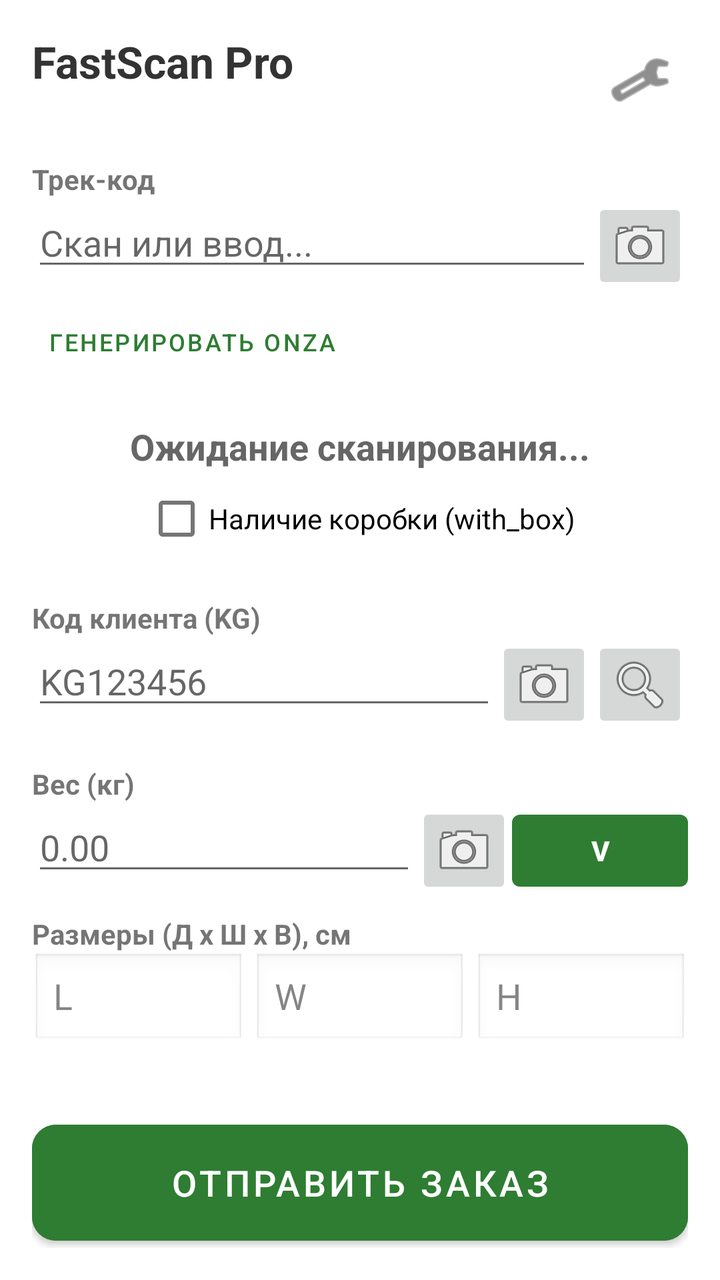
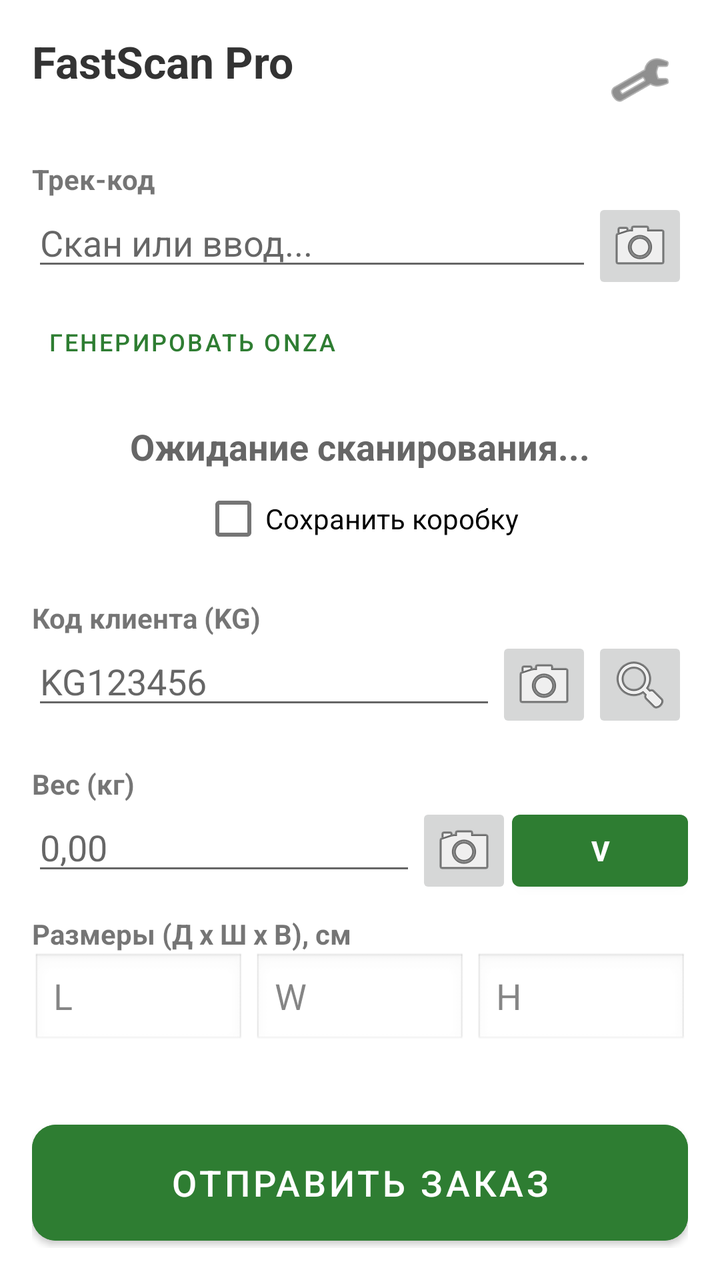

Before-and-after screenshots of an Android layout around one commit, followed by the original layout XML and the change that was made.
<!-- AndroidManifest.xml: application theme AppTheme -->
<!-- res/layout/fragment_scan.xml -->
<?xml version="1.0" encoding="utf-8"?>
<LinearLayout xmlns:android="http://schemas.android.com/apk/res/android"
    xmlns:app="http://schemas.android.com/apk/res-auto"
    android:layout_width="match_parent"
    android:layout_height="match_parent"
    android:orientation="vertical"
    android:padding="16dp">

        <RelativeLayout
            android:layout_width="match_parent"
            android:layout_height="wrap_content"
            android:layout_marginBottom="16dp">

            <TextView
                android:layout_width="wrap_content"
                android:layout_height="wrap_content"
                android:text="FastScan Pro"
                android:textSize="22sp"
                android:textStyle="bold"
                android:textColor="#333333"/>

            <ImageButton
                android:id="@+id/btnSettings"
                android:layout_width="48dp"
                android:layout_height="48dp"
                android:layout_alignParentEnd="true"
                android:layout_centerVertical="true"
                android:background="?attr/selectableItemBackgroundBorderless"
                android:src="@android:drawable/ic_menu_preferences"
                app:tint="#444444" />
        </RelativeLayout>

        <TextView android:layout_width="wrap_content" android:layout_height="wrap_content" android:text="Трек-код" android:textStyle="bold" />
        <LinearLayout android:layout_width="match_parent" android:layout_height="wrap_content" android:orientation="horizontal">
            <EditText android:id="@+id/etTracking"
                android:imeOptions="actionDone"
                android:singleLine="true"
                android:layout_width="0dp"
                android:layout_weight="1"
                android:layout_height="wrap_content"
                android:hint="Скан или ввод..." />
            <ImageButton android:id="@+id/btnScanTrack" android:layout_width="48dp" android:layout_height="48dp" android:src="@android:drawable/ic_menu_camera" />
            <ImageButton android:id="@+id/btnPrint" android:layout_width="48dp" android:layout_height="48dp" android:src="@android:drawable/ic_menu_save" android:visibility="gone" />
        </LinearLayout>

        <Button android:id="@+id/btnGenerateOnza" android:layout_width="wrap_content" android:layout_height="wrap_content" android:text="ГЕНЕРИРОВАТЬ ONZA" android:textSize="12sp" style="@style/Widget.MaterialComponents.Button.TextButton"/>

        <Space android:layout_width="match_parent" android:layout_height="16dp" />

        <TextView android:id="@+id/tvClientName" android:layout_width="match_parent" android:layout_height="wrap_content"
            android:text="Ожидание сканирования..." android:textColor="#666666" android:textSize="18sp" android:textStyle="bold" android:gravity="center" />

        <CheckBox android:id="@+id/cbWithBox" android:layout_width="wrap_content" android:layout_height="wrap_content" android:text="Наличие коробки (with_box)" android:layout_gravity="center_horizontal"/>

        <Space android:layout_width="match_parent" android:layout_height="16dp" />

        <TextView android:layout_width="wrap_content" android:layout_height="wrap_content" android:text="Код клиента (KG)" android:textStyle="bold" />
        <LinearLayout android:layout_width="match_parent" android:layout_height="wrap_content" android:orientation="horizontal">
            <EditText android:id="@+id/etClientCode"
                android:inputType="textCapCharacters"
                android:imeOptions="actionDone"
                android:singleLine="true"
                android:layout_width="0dp"
                android:layout_weight="1"
                android:layout_height="wrap_content"
                android:hint="KG123456" />
            <ImageButton android:id="@+id/btnScanKg" android:layout_width="48dp" android:layout_height="48dp" android:src="@android:drawable/ic_menu_camera" />
            
            <ImageButton
                android:id="@+id/btnSearchClient"
                android:layout_width="48dp"
                android:layout_height="48dp"
                android:src="@android:drawable/ic_menu_search"
                android:contentDescription="Поиск по имени" />
        </LinearLayout>

        <Space android:layout_width="match_parent" android:layout_height="16dp" />

        <TextView android:layout_width="wrap_content" android:layout_height="wrap_content" android:text="Вес (кг)" android:textStyle="bold" />
        <LinearLayout android:layout_width="match_parent" android:layout_height="wrap_content" android:orientation="horizontal">
            <EditText android:id="@+id/etWeight" android:layout_width="0dp" android:layout_weight="1" android:layout_height="wrap_content" android:hint="0.00" android:inputType="numberDecimal" />
            <ImageButton android:id="@+id/btnScanWeight" android:layout_width="48dp" android:layout_height="48dp" android:src="@android:drawable/ic_menu_camera" />
            <Button android:id="@+id/btnVolumeCalc" android:layout_width="wrap_content" android:layout_height="wrap_content" android:text="V" android:textStyle="bold" />
        </LinearLayout>
    <TextView
        android:layout_width="wrap_content"
        android:layout_height="wrap_content"
        android:text="Размеры (Д х Ш х В), см"
        android:textStyle="bold"
        android:layout_marginTop="8dp"/>

    <LinearLayout
        android:layout_width="match_parent"
        android:layout_height="wrap_content"
        android:orientation="horizontal">
        <EditText
            android:id="@+id/etLength"
            android:layout_width="0dp"
            android:layout_weight="1"
            android:layout_height="wrap_content"
            android:hint="L"
            android:focusable="false"
            android:longClickable="false"
            android:cursorVisible="false"
            android:background="@android:drawable/edit_text"
            android:alpha="0.8" />
        <EditText
            android:id="@+id/etWidth"
            android:layout_width="0dp"
            android:layout_weight="1"
            android:layout_height="wrap_content"
            android:hint="W"
            android:layout_marginHorizontal="4dp"
            android:focusable="false"
            android:longClickable="false"
            android:cursorVisible="false"
            android:background="@android:drawable/edit_text"
            android:alpha="0.8" />

        <EditText
            android:id="@+id/etHeight"
            android:layout_width="0dp"
            android:layout_weight="1"
            android:layout_height="wrap_content"
            android:hint="H"
            android:focusable="false"
            android:longClickable="false"
            android:cursorVisible="false"
            android:background="@android:drawable/edit_text"
            android:alpha="0.8" />

    </LinearLayout>
        <Space android:layout_width="match_parent" android:layout_height="32dp" />

        <com.google.android.material.button.MaterialButton
            android:id="@+id/btnSubmit"
            android:layout_width="match_parent"
            android:layout_height="70dp"
            android:text="ОТПРАВИТЬ ЗАКАЗ"
            android:textSize="18sp"
            app:cornerRadius="12dp"
            android:backgroundTint="#2E7D32" />

        <com.google.android.material.button.MaterialButton
            android:id="@+id/btnGlobalSearch"
            style="@style/Widget.MaterialComponents.Button.OutlinedButton"
            android:layout_width="match_parent"
            android:layout_height="wrap_content"
            android:layout_marginTop="16dp"
            android:layout_marginBottom="16dp"
            android:text="Найти информацию о заказе"
            app:icon="@android:drawable/ic_menu_search" />

        <Button android:id="@+id/btnLogout"
            android:layout_width="match_parent"
            android:layout_height="wrap_content"
            android:text="LOGOUT"
            android:layout_marginTop="16dp"
            android:visibility="gone" />
    </LinearLayout>
<!-- resources referenced by this layout -->
<resources>
  <style name="AppTheme" parent="Theme.MaterialComponents.Light.NoActionBar">
          
          <item name="colorPrimary">#2E7D32</item>  
          <item name="colorPrimaryVariant">#1B5E20</item>
          <item name="colorOnPrimary">#FFFFFF</item>
          <item name="colorSecondary">#2E7D32</item>
          <item name="colorSecondaryVariant">#1B5E20</item>
          <item name="colorOnSecondary">#000000</item>
      </style>
</resources>

<!-- the commit's change to res/layout/fragment_scan.xml (unified diff, before → after) -->
@@ -30,7 +30,7 @@
                 app:tint="#444444" />
         </RelativeLayout>
 
-        <TextView android:layout_width="wrap_content" android:layout_height="wrap_content" android:text="Трек-код" android:textStyle="bold" />
+        <TextView android:layout_width="wrap_content" android:layout_height="wrap_content" android:text="@string/tracking_code" android:textStyle="bold" />
         <LinearLayout android:layout_width="match_parent" android:layout_height="wrap_content" android:orientation="horizontal">
             <EditText android:id="@+id/etTracking"
                 android:imeOptions="actionDone"
@@ -38,23 +38,23 @@
                 android:layout_width="0dp"
                 android:layout_weight="1"
                 android:layout_height="wrap_content"
-                android:hint="Скан или ввод..." />
+                android:hint="@string/scan_or_input" />
             <ImageButton android:id="@+id/btnScanTrack" android:layout_width="48dp" android:layout_height="48dp" android:src="@android:drawable/ic_menu_camera" />
             <ImageButton android:id="@+id/btnPrint" android:layout_width="48dp" android:layout_height="48dp" android:src="@android:drawable/ic_menu_save" android:visibility="gone" />
         </LinearLayout>
 
-        <Button android:id="@+id/btnGenerateOnza" android:layout_width="wrap_content" android:layout_height="wrap_content" android:text="ГЕНЕРИРОВАТЬ ONZA" android:textSize="12sp" style="@style/Widget.MaterialComponents.Button.TextButton"/>
+        <Button android:id="@+id/btnGenerateOnza" android:layout_width="wrap_content" android:layout_height="wrap_content" android:text="@string/generate_track" android:textSize="12sp" style="@style/Widget.MaterialComponents.Button.TextButton"/>
 
         <Space android:layout_width="match_parent" android:layout_height="16dp" />
 
         <TextView android:id="@+id/tvClientName" android:layout_width="match_parent" android:layout_height="wrap_content"
-            android:text="Ожидание сканирования..." android:textColor="#666666" android:textSize="18sp" android:textStyle="bold" android:gravity="center" />
+            android:text="@string/scan_wait" android:textColor="#666666" android:textSize="18sp" android:textStyle="bold" android:gravity="center" />
 
-        <CheckBox android:id="@+id/cbWithBox" android:layout_width="wrap_content" android:layout_height="wrap_content" android:text="Наличие коробки (with_box)" android:layout_gravity="center_horizontal"/>
+        <CheckBox android:id="@+id/cbWithBox" android:layout_width="wrap_content" android:layout_height="wrap_content" android:text="@string/save_box" android:layout_gravity="center_horizontal"/>
 
         <Space android:layout_width="match_parent" android:layout_height="16dp" />
 
-        <TextView android:layout_width="wrap_content" android:layout_height="wrap_content" android:text="Код клиента (KG)" android:textStyle="bold" />
+        <TextView android:layout_width="wrap_content" android:layout_height="wrap_content" android:text="@string/client_code" android:textStyle="bold" />
         <LinearLayout android:layout_width="match_parent" android:layout_height="wrap_content" android:orientation="horizontal">
             <EditText android:id="@+id/etClientCode"
                 android:inputType="textCapCharacters"
@@ -71,21 +71,21 @@
                 android:layout_width="48dp"
                 android:layout_height="48dp"
                 android:src="@android:drawable/ic_menu_search"
-                android:contentDescription="Поиск по имени" />
+                android:contentDescription="@string/search_client" />
         </LinearLayout>
 
         <Space android:layout_width="match_parent" android:layout_height="16dp" />
 
-        <TextView android:layout_width="wrap_content" android:layout_height="wrap_content" android:text="Вес (кг)" android:textStyle="bold" />
+        <TextView android:layout_width="wrap_content" android:layout_height="wrap_content" android:text="@string/weight_kg" android:textStyle="bold" />
         <LinearLayout android:layout_width="match_parent" android:layout_height="wrap_content" android:orientation="horizontal">
-            <EditText android:id="@+id/etWeight" android:layout_width="0dp" android:layout_weight="1" android:layout_height="wrap_content" android:hint="0.00" android:inputType="numberDecimal" />
+            <EditText android:id="@+id/etWeight" android:layout_width="0dp" android:layout_weight="1" android:layout_height="wrap_content" android:hint="0,00" android:inputType="numberDecimal" />
             <ImageButton android:id="@+id/btnScanWeight" android:layout_width="48dp" android:layout_height="48dp" android:src="@android:drawable/ic_menu_camera" />
             <Button android:id="@+id/btnVolumeCalc" android:layout_width="wrap_content" android:layout_height="wrap_content" android:text="V" android:textStyle="bold" />
         </LinearLayout>
     <TextView
         android:layout_width="wrap_content"
         android:layout_height="wrap_content"
-        android:text="Размеры (Д х Ш х В), см"
+        android:text="@string/dimensions"
         android:textStyle="bold"
         android:layout_marginTop="8dp"/>
 
@@ -136,7 +136,7 @@
             android:id="@+id/btnSubmit"
             android:layout_width="match_parent"
             android:layout_height="70dp"
-            android:text="ОТПРАВИТЬ ЗАКАЗ"
+            android:text="@string/send_order"
             android:textSize="18sp"
             app:cornerRadius="12dp"
             android:backgroundTint="#2E7D32" />
@@ -148,7 +148,7 @@
             android:layout_height="wrap_content"
             android:layout_marginTop="16dp"
             android:layout_marginBottom="16dp"
-            android:text="Найти информацию о заказе"
+            android:text="@string/find_order"
             app:icon="@android:drawable/ic_menu_search" />
 
         <Button android:id="@+id/btnLogout"
<!-- resource entries referenced after the edit -->
@@ -1,5 +1,19 @@
 <!-- resources referenced by this layout -->
 <resources>
+  <string name="client_code">Код клиента (KG)</string>
+  <string name="dimensions">Размеры (Д х Ш х В), см</string>
+  <string name="find_order">Найти информацию о заказе</string>
+  
+  
+  //tost
+  <string name="generate_track">ГЕНЕРИРОВАТЬ ONZA</string>
+  <string name="save_box">Сохранить коробку</string>
+  <string name="scan_or_input">Скан или ввод...</string>
+  <string name="scan_wait">Ожидание сканирования...</string>
+  <string name="search_client">Поиск по имени</string>
+  <string name="send_order">ОТПРАВИТЬ ЗАКАЗ</string>
+  <string name="tracking_code">Трек-код</string>
+  <string name="weight_kg">Вес (кг)</string>
   <style name="AppTheme" parent="Theme.MaterialComponents.Light.NoActionBar">
           
           <item name="colorPrimary">#2E7D32</item>  
